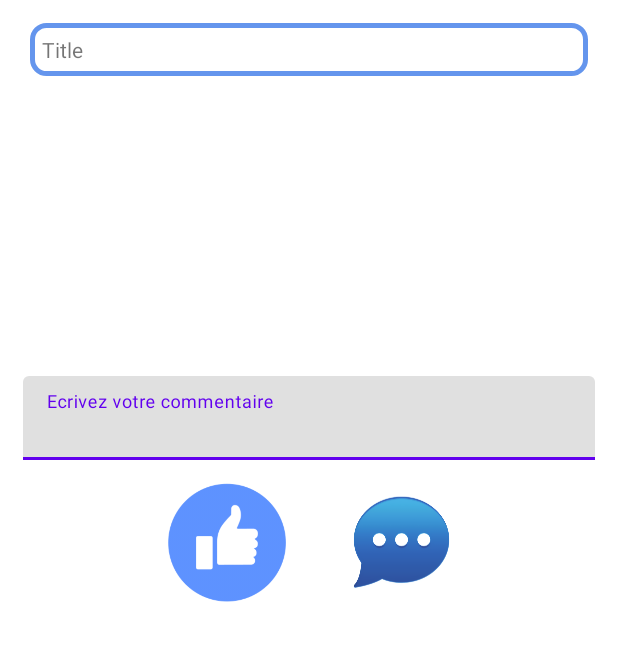
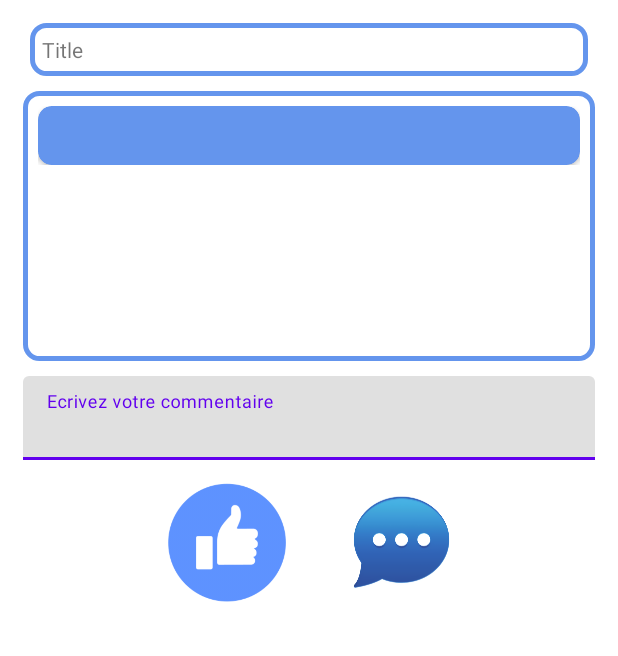
Before and after one commit to QuantumEnigmaa/NetworkApp, an Android app: the DetailPost screen opened directly, with no data from a screen before it, after a tap on an icon or button, on a phone screen of 412 x 824 dp, the part 580-1236 px from its top. Run offline under Robolectric (Android 15) with nearby library versions, the phone set to English and light mode, and no system bars; our stand-ins replace Picasso; 6 statements that could not run were skipped.

Commit message:
Commentaire en local fini

```diff
--- a/app/src/main/java/fr/isen/networkapp/pk/DetailPost.kt
+++ b/app/src/main/java/fr/isen/networkapp/pk/DetailPost.kt
@@ -29,6 +29,12 @@ class DetailPost : AppCompatActivity() {
         binding.activityPostDetailTitle.text = post.postTitle
         binding.activityPostDetailLikeCount.text = "${post.likeBy!!.size-1}"
 
+        val listComments: ArrayList<String> = ArrayList()
+        val adapter = CommentAdapter(listComments)
+        Log.i("comment", "is comment working ?")
+        binding.activityPostDetailRecycler.layoutManager = LinearLayoutManager(applicationContext)
+        binding.activityPostDetailRecycler.adapter = adapter
+
         Picasso.get().load(post.url).into(binding.activityPostDetailImage)
 
         //TODO better user
@@ -37,16 +43,14 @@ class DetailPost : AppCompatActivity() {
         }
 
         binding.activityPostDetailComment.setOnClickListener {
-            writeComment()
+            writeComment(listComments, adapter)
         }
     }
 
-    private fun writeComment() {
-        post.comments?.add(binding.activityPostDetailWriteComment.text.toString())
-        val adapter = post.comments?.let { CommentAdapter(it) }
-        Log.i("comment", "is comment working ?")
-        binding.activityPostDetailRecycler.layoutManager = LinearLayoutManager(applicationContext)
-        binding.activityPostDetailRecycler.adapter = adapter
+    private fun writeComment(Comments: ArrayList<String>, adapt: CommentAdapter) {
+        Comments.add(binding.activityPostDetailWriteComment.text.toString())
+        adapt.notifyDataSetChanged()
+        //val adapter = post.comments?.let { CommentAdapter(it) }
     }
 
     private fun like(user: String) {
--- a/app/src/main/java/fr/isen/networkapp/pk/PostActivity.kt
+++ b/app/src/main/java/fr/isen/networkapp/pk/PostActivity.kt
@@ -8,6 +8,7 @@ import android.net.Uri
 import androidx.appcompat.app.AppCompatActivity
 import android.os.Bundle
 import android.provider.MediaStore
+import android.view.View
 import fr.isen.networkapp.pk.databinding.ActivityPostBinding
 import android.widget.ProgressBar
 import com.google.firebase.storage.StorageReference
@@ -41,6 +42,7 @@ class PostActivity : AppCompatActivity() {
             loadChosenPicture()
         }
 
+        binding.progressCircular.visibility = View.INVISIBLE
         binding.postButton.setOnClickListener {
             //TODO: better username plz
             binding.progressCircular.apply {
@@ -55,6 +57,7 @@ class PostActivity : AppCompatActivity() {
     }
 
     private fun uploadData() {
+        binding.progressCircular.visibility = View.VISIBLE
         if (filepath != null) {
             val imgFile: StorageReference = storageRef.child(UUID.randomUUID().toString())
             imgFile.putFile(filepath).addOnSuccessListener {
--- a/app/src/main/res/layout/activity_detail_post.xml
+++ b/app/src/main/res/layout/activity_detail_post.xml
@@ -125,6 +125,7 @@
         android:layout_marginTop="10dp"
         android:layout_marginEnd="15dp"
         android:layout_marginBottom="10dp"
+        android:background="@drawable/border_description"
         app:layout_constraintBottom_toTopOf="@+id/textInputLayout3"
         app:layout_constraintEnd_toEndOf="parent"
         app:layout_constraintStart_toStartOf="parent"
--- a/app/src/main/res/layout/comment_cell.xml
+++ b/app/src/main/res/layout/comment_cell.xml
@@ -4,8 +4,7 @@
     xmlns:app="http://schemas.android.com/apk/res-auto"
     android:layout_width="match_parent"
     android:layout_height="wrap_content"
-    android:padding="10dp"
-    android:background="@drawable/border_description">
+    android:padding="10dp">
 
     <androidx.cardview.widget.CardView
         android:layout_width="match_parent"
```
